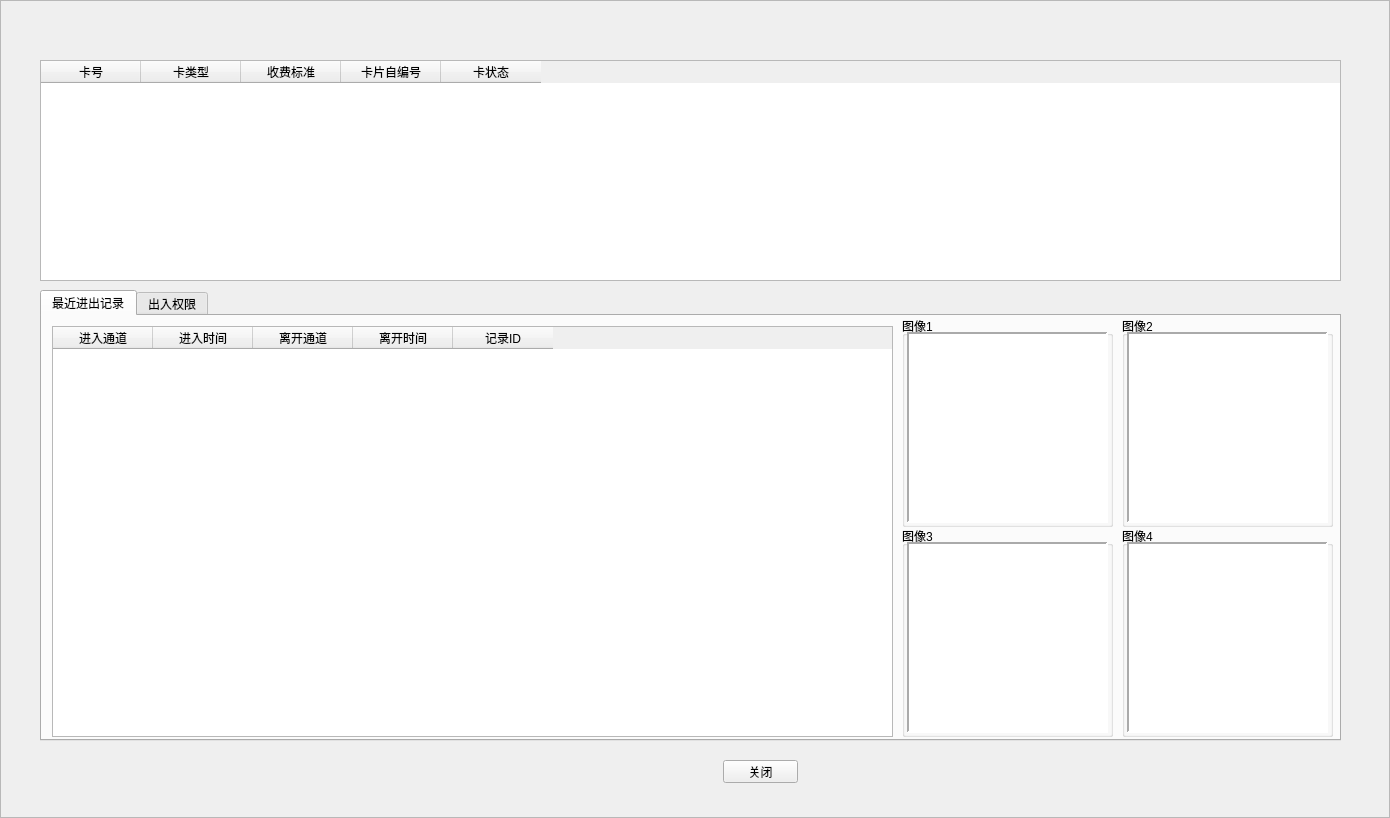
Above: UIWnd/newtimecard.ui from Anne081031/WinParkUI before the change. Below: the same form after it.
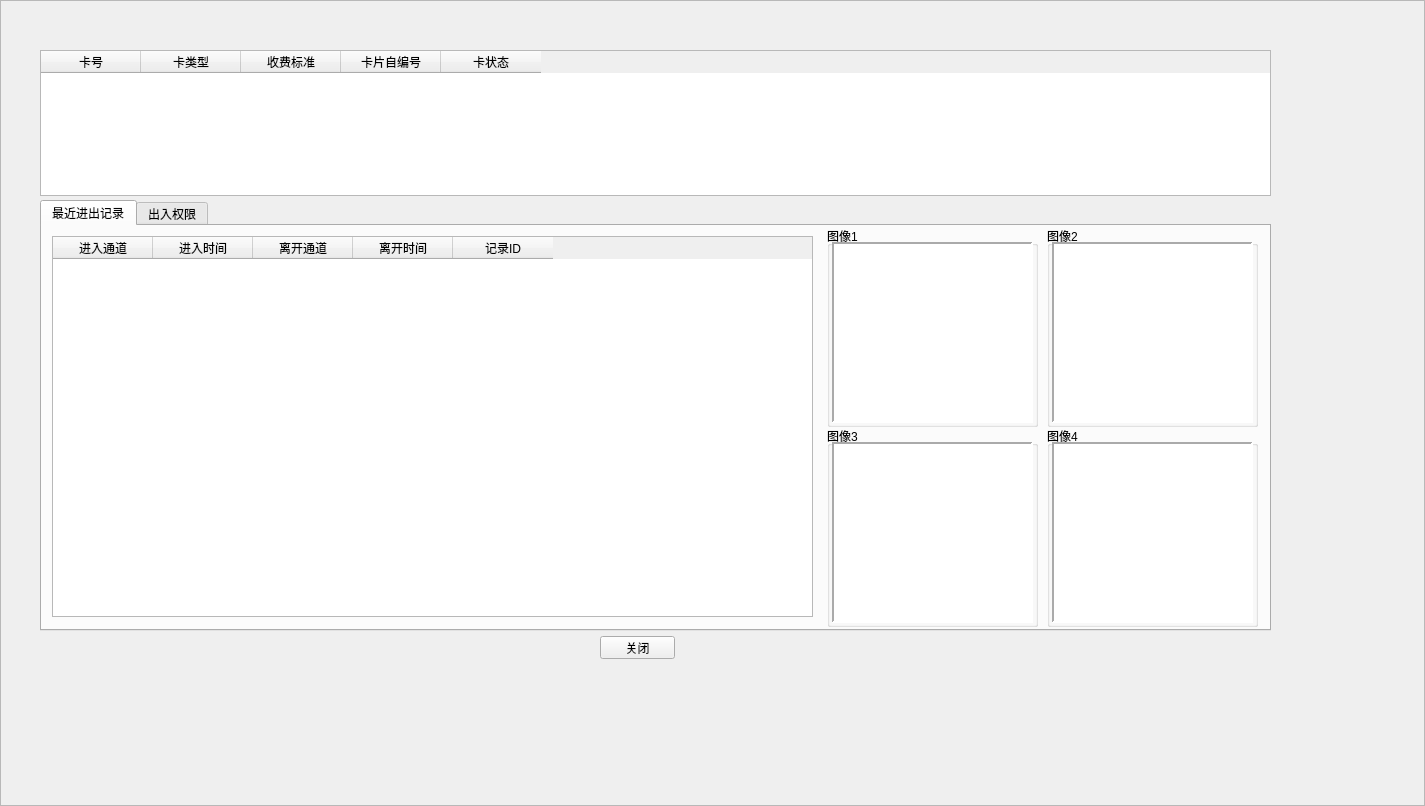
That is the form after the change. Icons and pictures are not drawn.

Patch:
```diff
--- a/UIWnd/newtimecard.ui
+++ b/UIWnd/newtimecard.ui
@@ -6,8 +6,8 @@
    <rect>
     <x>0</x>
     <y>0</y>
-    <width>1390</width>
-    <height>818</height>
+    <width>1425</width>
+    <height>806</height>
    </rect>
   </property>
   <property name="windowTitle">
@@ -26,9 +26,9 @@
    <property name="geometry">
     <rect>
      <x>40</x>
-     <y>60</y>
-     <width>1301</width>
-     <height>731</height>
+     <y>50</y>
+     <width>1251</width>
+     <height>641</height>
     </rect>
    </property>
    <property name="styleSheet">
@@ -39,8 +39,8 @@
      <rect>
       <x>0</x>
       <y>0</y>
-      <width>1301</width>
-      <height>221</height>
+      <width>1231</width>
+      <height>146</height>
      </rect>
     </property>
     <property name="contextMenuPolicy">
@@ -79,9 +79,9 @@
     <property name="geometry">
      <rect>
       <x>0</x>
-      <y>230</y>
-      <width>1301</width>
-      <height>451</height>
+      <y>150</y>
+      <width>1231</width>
+      <height>431</height>
      </rect>
     </property>
     <property name="styleSheet">
@@ -99,8 +99,8 @@
        <rect>
         <x>10</x>
         <y>10</y>
-        <width>841</width>
-        <height>411</height>
+        <width>761</width>
+        <height>381</height>
        </rect>
       </property>
       <property name="styleSheet">
@@ -135,10 +135,10 @@
      <widget class="QGroupBox" name="groupBox_8">
       <property name="geometry">
        <rect>
-        <x>860</x>
+        <x>785</x>
         <y>0</y>
         <width>211</width>
-        <height>211</height>
+        <height>201</height>
        </rect>
       </property>
       <property name="styleSheet">
@@ -153,7 +153,7 @@
          <x>5</x>
          <y>16</y>
          <width>201</width>
-         <height>191</height>
+         <height>181</height>
         </rect>
        </property>
        <property name="styleSheet">
@@ -179,10 +179,10 @@
      <widget class="QGroupBox" name="groupBox_14">
       <property name="geometry">
        <rect>
-        <x>1080</x>
+        <x>1005</x>
         <y>0</y>
         <width>211</width>
-        <height>211</height>
+        <height>201</height>
        </rect>
       </property>
       <property name="styleSheet">
@@ -197,7 +197,7 @@
          <x>5</x>
          <y>16</y>
          <width>201</width>
-         <height>191</height>
+         <height>181</height>
         </rect>
        </property>
        <property name="styleSheet">
@@ -223,10 +223,10 @@
      <widget class="QGroupBox" name="groupBox_15">
       <property name="geometry">
        <rect>
-        <x>860</x>
-        <y>210</y>
+        <x>785</x>
+        <y>200</y>
         <width>211</width>
-        <height>211</height>
+        <height>201</height>
        </rect>
       </property>
       <property name="styleSheet">
@@ -241,7 +241,7 @@
          <x>5</x>
          <y>16</y>
          <width>201</width>
-         <height>191</height>
+         <height>181</height>
         </rect>
        </property>
        <property name="styleSheet">
@@ -267,10 +267,10 @@
      <widget class="QGroupBox" name="groupBox_16">
       <property name="geometry">
        <rect>
-        <x>1080</x>
-        <y>210</y>
+        <x>1005</x>
+        <y>200</y>
         <width>211</width>
-        <height>211</height>
+        <height>201</height>
        </rect>
       </property>
       <property name="styleSheet">
@@ -285,7 +285,7 @@
          <x>5</x>
          <y>16</y>
          <width>201</width>
-         <height>191</height>
+         <height>181</height>
         </rect>
        </property>
        <property name="styleSheet">
@@ -374,8 +374,8 @@
    <widget class="QPushButton" name="btnMinimalize">
     <property name="geometry">
      <rect>
-      <x>683</x>
-      <y>700</y>
+      <x>560</x>
+      <y>586</y>
       <width>75</width>
       <height>23</height>
      </rect>
@@ -414,8 +414,8 @@
   <widget class="QLabel" name="lblClose">
    <property name="geometry">
     <rect>
-     <x>1350</x>
-     <y>7</y>
+     <x>1282</x>
+     <y>4</y>
      <width>30</width>
      <height>15</height>
     </rect>
```
Left out of the diff: 10 changed lines with no effect on the pictures.
